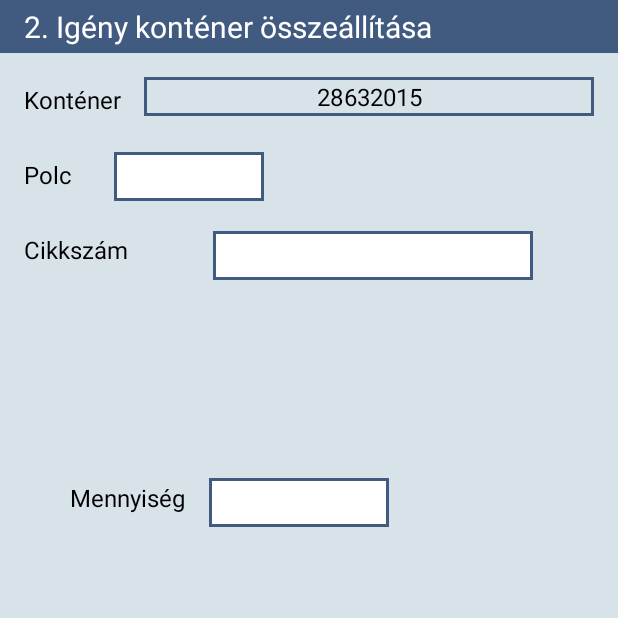
After one commit to 1BlInD3/VirtualKanBan, an Android app: the fragment IgenyKontenerOsszeallitasFragment placed in its activity, on a phone screen of 412 x 824 dp, the top half of it. The commit adds this screen. Run offline under Robolectric (Android 15) with nearby library versions, the phone set to English and light mode, and no system bars; libraries missing offline, so code that uses them is left out: com.honeywell.aidc; 2 statements that could not run were skipped.

Commit message:
igenykontener layout

```diff
--- a/app/src/main/java/com/fusetech/virtualkanban/Activities/MainActivity.kt
+++ b/app/src/main/java/com/fusetech/virtualkanban/Activities/MainActivity.kt
@@ -2,10 +2,8 @@ package com.fusetech.virtualkanban.Activities
 
 import android.app.AlertDialog
 import android.os.Bundle
-import android.text.Editable
 import android.util.Log
 import android.view.KeyEvent
-import android.widget.EditText
 import android.widget.Toast
 import androidx.appcompat.app.AppCompatActivity
 import com.fusetech.virtualkanban.DataItems.CikkItems
@@ -15,11 +13,9 @@ import com.fusetech.virtualkanban.Fragments.*
 import com.fusetech.virtualkanban.R
 import com.honeywell.aidc.*
 import com.honeywell.aidc.BarcodeReader.BarcodeListener
-import kotlinx.android.synthetic.main.fragment_menu.*
 import kotlinx.coroutines.CoroutineScope
 import kotlinx.coroutines.Dispatchers.IO
 import kotlinx.coroutines.Dispatchers.Main
-import kotlinx.coroutines.coroutineScope
 import kotlinx.coroutines.launch
 import java.sql.Connection
 import java.sql.DriverManager
@@ -117,10 +113,9 @@ class MainActivity : AppCompatActivity(), BarcodeListener,CikklekerdezesFragment
      fun loadPolcHelyezesFragment(){
         supportFragmentManager.beginTransaction().replace(R.id.frame_container,polcHelyezesFragment,"POLC").addToBackStack(null).commit()
     }
-
-    fun loadPolcLocation(){
-        val loadPolc = PolcLocationFragment()
-        supportFragmentManager.beginTransaction().replace(R.id.side_container,loadPolc,"LOCATION").commit()
+    fun loadIgenyOsszeallitasFragment(){
+        val igenyFragment = IgenyKontenerOsszeallitasFragment()
+        supportFragmentManager.beginTransaction().replace(R.id.frame_container,igenyFragment,"IGENY").addToBackStack(null).commit()
     }
     override fun onBarcodeEvent(p0: BarcodeReadEvent?) {
         runOnUiThread{
@@ -155,7 +150,7 @@ class MainActivity : AppCompatActivity(), BarcodeListener,CikklekerdezesFragment
         {
            when(keyCode){
                8 -> loadPolcHelyezesFragment()
-               9 -> Log.d(TAG, "onKeyDown: $keyCode")
+               9 -> loadIgenyOsszeallitasFragment()
                10 -> Log.d(TAG, "onKeyDown: $keyCode")
                11 -> Log.d(TAG, "onKeyDown: $keyCode")
                12 -> Log.d(TAG, "onKeyDown: $keyCode")
@@ -197,6 +192,7 @@ class MainActivity : AppCompatActivity(), BarcodeListener,CikklekerdezesFragment
             barcodeReader?.close()
         }
     }
+
     private fun checkPolc(code: String){
         Class.forName("net.sourceforge.jtds.jdbc.Driver")
         try{
--- /dev/null
+++ b/app/src/main/java/com/fusetech/virtualkanban/Fragments/IgenyKontenerOsszeallitasFragment.kt
@@ -0,0 +1,79 @@
+package com.fusetech.virtualkanban.Fragments
+
+import android.opengl.Visibility
+import android.os.Bundle
+import androidx.fragment.app.Fragment
+import android.view.LayoutInflater
+import android.view.View
+import android.view.ViewGroup
+import android.widget.EditText
+import android.widget.ProgressBar
+import android.widget.TextView
+import com.fusetech.virtualkanban.R
+import kotlinx.android.synthetic.main.fragment_igeny_kontener_osszeallitas.view.*
+import org.w3c.dom.Text
+
+// the fragment initialization parameters, e.g. ARG_ITEM_NUMBER
+private const val ARG_PARAM1 = "param1"
+private const val ARG_PARAM2 = "param2"
+private lateinit var progressBar: ProgressBar
+private lateinit var polcTextIgeny: EditText
+private lateinit var megjegyzes1_igeny:TextView
+private lateinit var megjegyzes2_igeny:TextView
+private lateinit var intrem_igeny:TextView
+private lateinit var unit_igeny:TextView
+
+class IgenyKontenerOsszeallitasFragment : Fragment() {
+    private var param1: String? = null
+    private var param2: String? = null
+
+    override fun onCreate(savedInstanceState: Bundle?) {
+        super.onCreate(savedInstanceState)
+        arguments?.let {
+            param1 = it.getString(ARG_PARAM1)
+            param2 = it.getString(ARG_PARAM2)
+        }
+    }
+
+    override fun onCreateView(
+        inflater: LayoutInflater, container: ViewGroup?,
+        savedInstanceState: Bundle?
+    ): View? {
+        val view = inflater.inflate(R.layout.fragment_igeny_kontener_osszeallitas, container, false)
+        progressBar = view.progressBar_igeny
+        polcTextIgeny = view.bin_igeny
+        megjegyzes1_igeny = view.megjegyzes_igeny
+        megjegyzes2_igeny = view.megjegyzes2_igeny
+        intrem_igeny = view.intrem_igeny
+        unit_igeny = view.unit_igeny
+        megjegyzes1_igeny.text = ""
+        megjegyzes2_igeny.text = ""
+        intrem_igeny.text = ""
+        unit_igeny.text = ""
+        setBinFocusOn()
+        setProgressBarOff()
+
+        return view
+    }
+
+    fun setProgressBarOff(){
+        progressBar.visibility = View.GONE
+    }
+    fun setProgressBarOn(){
+        progressBar.visibility = View.VISIBLE
+    }
+    fun setBinFocusOn(){
+        polcTextIgeny.selectAll()
+        polcTextIgeny.requestFocus()
+    }
+    companion object {
+        @JvmStatic
+        fun newInstance(param1: String, param2: String) =
+            IgenyKontenerOsszeallitasFragment().apply {
+                arguments = Bundle().apply {
+                    putString(ARG_PARAM1, param1)
+                    putString(ARG_PARAM2, param2)
+                }
+            }
+    }
+}
--- a/app/src/main/java/com/fusetech/virtualkanban/Fragments/MenuFragment.kt
+++ b/app/src/main/java/com/fusetech/virtualkanban/Fragments/MenuFragment.kt
@@ -51,8 +51,8 @@ class MenuFragment : Fragment() {
         if(!param1!!)
         {
            // polcHelyezes.isEnabled = false
-            //polcHelyezes.setBackgroundResource(R.drawable.disabled)
-            igenyOssze.isEnabled = false
+            polcHelyezes.setBackgroundResource(R.drawable.disabled)
+            //igenyOssze.isEnabled = false
             igenyOssze.setBackgroundResource(R.drawable.disabled)
             igenyLezar.isEnabled = false
             igenyLezar.setBackgroundResource(R.drawable.disabled)
@@ -71,6 +71,9 @@ class MenuFragment : Fragment() {
         polcHelyezes.setOnClickListener {
             mainActivity.loadPolcHelyezesFragment()
         }
+        igenyOssze.setOnClickListener {
+            mainActivity.loadIgenyOsszeallitasFragment()
+        }
         return view
     }
 
--- a/app/src/main/java/com/fusetech/virtualkanban/Fragments/PolcLocationFragment.kt
+++ b/app/src/main/java/com/fusetech/virtualkanban/Fragments/PolcLocationFragment.kt
@@ -2,13 +2,11 @@ package com.fusetech.virtualkanban.Fragments
 
 import android.content.Context
 import android.os.Bundle
-import android.support.v4.media.session.MediaSessionCompat
 import android.util.Log
 import androidx.fragment.app.Fragment
 import android.view.LayoutInflater
 import android.view.View
 import android.view.ViewGroup
-import android.widget.Toast
 import androidx.recyclerview.widget.LinearLayoutManager
 import androidx.recyclerview.widget.RecyclerView
 import com.fusetech.virtualkanban.Adapters.PolcLocationAdapter
--- /dev/null
+++ b/app/src/main/res/layout/fragment_igeny_kontener_osszeallitas.xml
@@ -0,0 +1,197 @@
+<?xml version="1.0" encoding="utf-8"?>
+<androidx.constraintlayout.widget.ConstraintLayout xmlns:android="http://schemas.android.com/apk/res/android"
+    xmlns:tools="http://schemas.android.com/tools"
+    android:layout_width="match_parent"
+    android:layout_height="match_parent"
+    xmlns:app="http://schemas.android.com/apk/res-auto"
+    android:background="@color/pocakszin2"
+    tools:context=".Fragments.IgenyKontenerOsszeallitasFragment">
+
+    <androidx.constraintlayout.widget.ConstraintLayout
+        android:id="@+id/constraintLayout"
+        android:layout_width="match_parent"
+        android:layout_height="35dp"
+        android:background="@color/pocakszin4"
+        app:layout_constraintStart_toStartOf="parent"
+        app:layout_constraintTop_toTopOf="parent">
+
+        <TextView
+            android:id="@+id/textView16"
+            android:layout_width="wrap_content"
+            android:layout_height="wrap_content"
+            android:layout_marginStart="16dp"
+            android:layout_marginTop="4dp"
+            android:text="2. Igény konténer összeállítása"
+            android:textColor="@android:color/white"
+            android:textSize="20sp"
+            app:layout_constraintStart_toStartOf="parent"
+            app:layout_constraintTop_toTopOf="parent" />
+    </androidx.constraintlayout.widget.ConstraintLayout>
+
+    <TextView
+        android:id="@+id/textView2"
+        android:layout_width="wrap_content"
+        android:layout_height="wrap_content"
+        android:layout_marginStart="16dp"
+        android:layout_marginTop="20dp"
+        android:text="Konténer"
+        android:textColor="@android:color/black"
+        android:textSize="16sp"
+        app:layout_constraintStart_toStartOf="parent"
+        app:layout_constraintTop_toBottomOf="@+id/constraintLayout" />
+
+    <TextView
+        android:id="@+id/container_igeny"
+        android:layout_width="0dp"
+        android:layout_height="wrap_content"
+        android:layout_marginStart="15dp"
+        android:layout_marginTop="16dp"
+        android:layout_marginEnd="16dp"
+        android:background="@drawable/editbuttn2"
+        android:paddingStart="2dp"
+        android:paddingTop="2dp"
+        android:paddingEnd="2dp"
+        android:paddingBottom="2dp"
+        android:text="28632015"
+        android:textAlignment="center"
+        android:textColor="@android:color/black"
+        android:textSize="16sp"
+        app:layout_constraintEnd_toEndOf="parent"
+        app:layout_constraintStart_toEndOf="@+id/textView2"
+        app:layout_constraintTop_toBottomOf="@+id/constraintLayout" />
+
+    <TextView
+        android:id="@+id/textView4"
+        android:layout_width="wrap_content"
+        android:layout_height="wrap_content"
+        android:layout_marginStart="16dp"
+        android:layout_marginTop="28dp"
+        android:text="Polc  "
+        android:textColor="@android:color/black"
+        android:textSize="16sp"
+        app:layout_constraintStart_toStartOf="parent"
+        app:layout_constraintTop_toBottomOf="@+id/textView2" />
+
+    <EditText
+        android:id="@+id/bin_igeny"
+        android:layout_width="100dp"
+        android:layout_height="wrap_content"
+        android:layout_marginStart="20dp"
+        android:layout_marginTop="24dp"
+        android:background="@drawable/editbuttn"
+        android:ems="10"
+        android:textAllCaps="true"
+        android:inputType="textPersonName"
+        android:padding="4dp"
+        app:layout_constraintStart_toEndOf="@+id/textView4"
+        app:layout_constraintTop_toBottomOf="@+id/container_igeny" />
+
+    <TextView
+        android:id="@+id/textView11"
+        android:layout_width="wrap_content"
+        android:layout_height="wrap_content"
+        android:layout_marginStart="16dp"
+        android:layout_marginTop="28dp"
+        android:text="Cikkszám"
+        android:textColor="@android:color/black"
+        android:textSize="16sp"
+        app:layout_constraintStart_toStartOf="parent"
+        app:layout_constraintTop_toBottomOf="@+id/textView4" />
+
+    <EditText
+        android:id="@+id/cikk_igeny"
+        android:layout_width="wrap_content"
+        android:layout_height="wrap_content"
+        android:layout_marginStart="15dp"
+        android:layout_marginTop="20dp"
+        android:layout_marginEnd="15dp"
+        android:background="@drawable/editbuttn"
+        android:ems="10"
+        android:inputType="textPersonName"
+        android:padding="4dp"
+        app:layout_constraintEnd_toEndOf="parent"
+        app:layout_constraintStart_toEndOf="@+id/textView11"
+        app:layout_constraintTop_toBottomOf="@+id/bin_igeny" />
+
+    <TextView
+        android:id="@+id/megjegyzes_igeny"
+        android:layout_width="wrap_content"
+        android:layout_height="wrap_content"
+        android:layout_marginTop="10dp"
+        android:text="TextView"
+        android:textColor="@android:color/black"
+        app:layout_constraintEnd_toEndOf="parent"
+        app:layout_constraintStart_toStartOf="parent"
+        app:layout_constraintTop_toBottomOf="@+id/cikk_igeny" />
+
+    <TextView
+        android:id="@+id/megjegyzes2_igeny"
+        android:layout_width="wrap_content"
+        android:layout_height="wrap_content"
+        android:layout_marginTop="10dp"
+        android:text="TextView"
+        android:textColor="@android:color/black"
+        app:layout_constraintEnd_toEndOf="parent"
+        app:layout_constraintStart_toStartOf="parent"
+        app:layout_constraintTop_toBottomOf="@+id/megjegyzes_igeny" />
+
+    <TextView
+        android:id="@+id/intrem_igeny"
+        android:layout_width="wrap_content"
+        android:layout_height="wrap_content"
+        android:layout_marginTop="10dp"
+        android:text="TextView"
+        android:textColor="@android:color/black"
+        app:layout_constraintEnd_toEndOf="parent"
+        app:layout_constraintStart_toStartOf="parent"
+        app:layout_constraintTop_toBottomOf="@+id/megjegyzes2_igeny" />
+
+    <TextView
+        android:id="@+id/textView19"
+        android:layout_width="wrap_content"
+        android:layout_height="wrap_content"
+        android:layout_marginTop="46dp"
+        android:text="Mennyiség"
+        android:textColor="@android:color/black"
+        android:textSize="16sp"
+        app:layout_constraintEnd_toEndOf="parent"
+        app:layout_constraintHorizontal_bias="0.14"
+        app:layout_constraintStart_toStartOf="parent"
+        app:layout_constraintTop_toBottomOf="@+id/intrem_igeny" />
+
+    <EditText
+        android:id="@+id/mennyiseg_igeny"
+        android:layout_width="120dp"
+        android:layout_height="wrap_content"
+        android:layout_marginStart="16dp"
+        android:layout_marginTop="44dp"
+        android:background="@drawable/editbuttn"
+        android:ems="10"
+        android:inputType="textPersonName"
+        android:padding="4dp"
+        app:layout_constraintStart_toEndOf="@+id/textView19"
+        app:layout_constraintTop_toBottomOf="@+id/intrem_igeny" />
+
+    <TextView
+        android:id="@+id/unit_igeny"
+        android:layout_width="wrap_content"
+        android:layout_height="wrap_content"
+        android:layout_marginStart="6dp"
+        android:layout_marginTop="48dp"
+        android:textColor="@android:color/black"
+        app:layout_constraintStart_toEndOf="@+id/mennyiseg_igeny"
+        app:layout_constraintTop_toBottomOf="@+id/intrem_igeny" />
+
+    <ProgressBar
+        android:id="@+id/progressBar_igeny"
+        style="?android:attr/progressBarStyle"
+        android:layout_width="73dp"
+        android:layout_height="74dp"
+        app:layout_constraintBottom_toBottomOf="parent"
+        app:layout_constraintEnd_toEndOf="parent"
+        app:layout_constraintStart_toStartOf="parent"
+        app:layout_constraintTop_toTopOf="parent"
+        android:indeterminate="true"
+        app:layout_constraintVertical_bias="0.309" />
+
+</androidx.constraintlayout.widget.ConstraintLayout>
--- a/app/src/main/res/layout/fragment_polcra_helyezes.xml
+++ b/app/src/main/res/layout/fragment_polcra_helyezes.xml
@@ -148,6 +148,7 @@
         android:background="@drawable/editbuttn"
         android:ems="10"
         android:inputType="textPersonName"
+        android:textAllCaps="true"
         android:paddingStart="4dp"
         android:paddingTop="4dp"
         android:paddingEnd="4dp"
--- a/app/src/main/res/values/strings.xml
+++ b/app/src/main/res/values/strings.xml
@@ -8,4 +8,5 @@
     <string name="cikkSql">SELECT SUM(SC33005) as [BalanceQty], MAX([SC33004])as BinNumber,MAX([ScaCompDB].[dbo].SC230300.SC23002) AS Warehouse, MAX(VF_SY240300_QTCategory.TextDescription) as QcCategory, MAX([SC01002]) as Description1, MAX([SC01003]) as Description2, MAX([SC01093]) as IntRem, MAX([Description]) as Unit, SC33001 as [StockItem] FROM [ScaCompDB].[dbo].[VF_SC360300_StockBinNo] left outer join [ScaCompDB].[dbo].SC330300 on BinNumber = SC33004 left outer join [ScaCompDB].[dbo].[SC010300] on SC33001 = SC01001 left join [ScaCompDB].[dbo].[VF_SCUN0300_UnitCode] on SC01133 = UnitCode LEFT OUTER JOIN [ScaCompDB].[dbo].SC230300 ON [ScaCompDB].[dbo].SC230300.SC23001 = [ScaCompDB].[dbo].SC330300.SC33002 LEFT OUTER JOIN [ScaCompDB].[dbo].VF_SY240300_QTCategory ON  SC33038 = VF_SY240300_QTCategory.Key1 where SC33005 > 0 and SC33001= ? group by SC33001, SC33004, SC33010, case when isnull(SC33038,\'\')=\'\' then \'00\' else SC33038 end";</string>
     <string name="raktarCheck">SELECT SC33001 AS StockItem, (SC33004) AS BinNumber, SUM(SC33005) AS BalanceQty, SUM(SC33006) AS AllocQty, SUM(SC33007) AS OrderedQty, SUM(SC33008) AS ReceivedQty FROM [ScaCompDB].[dbo].SC330300 WITH (nolock) WHERE SC33001 = ? AND (SC33002 = \'02\') AND (SC33005 > 0) AND (SC33004 &lt;&gt; \'\') AND (LEFT(SC33001, 1) &lt;&gt; \'N\') GROUP BY SC33001,SC33004</string>
     <string name="tranzitCheck">SELECT [StockItem],[BalanceQty],[QCCategory],SC01.Description1,SC01.Description2,SC01.InternRem1,SCU.Description FROM [ScaCompDB].[dbo].[VF_SC330300_StockBatch_Tranzit_Szabad] as SC33 left outer join [ScaCompDB].[dbo].[VF_SC010300_Stockfile] as SC01 on SC33.StockItem = SC01.StockCode left join [ScaCompDB].[dbo].[VF_SCUN0300_UnitCode] as SCU on SC01.UnitCodeStoc = SCU.UnitCode WHERE StockItem= ? AND BalanceQty &lt;&gt; 0 AND left(SC33.StockItem,1) &lt; &gt; \'N\'</string>
+    <string name="is01">SELECT WarehouseID, BinNumber, InternalName FROM [ScaCompDB].[dbo].VF_SC360300_StockBinNo left outer join [ScaCompDB].[dbo].VF_SC230300_WarehouseInfo ON WarehouseID = Warehouse Where BinNumber = ? and WarehouseID = \'01\'</string>
 </resources>
```
